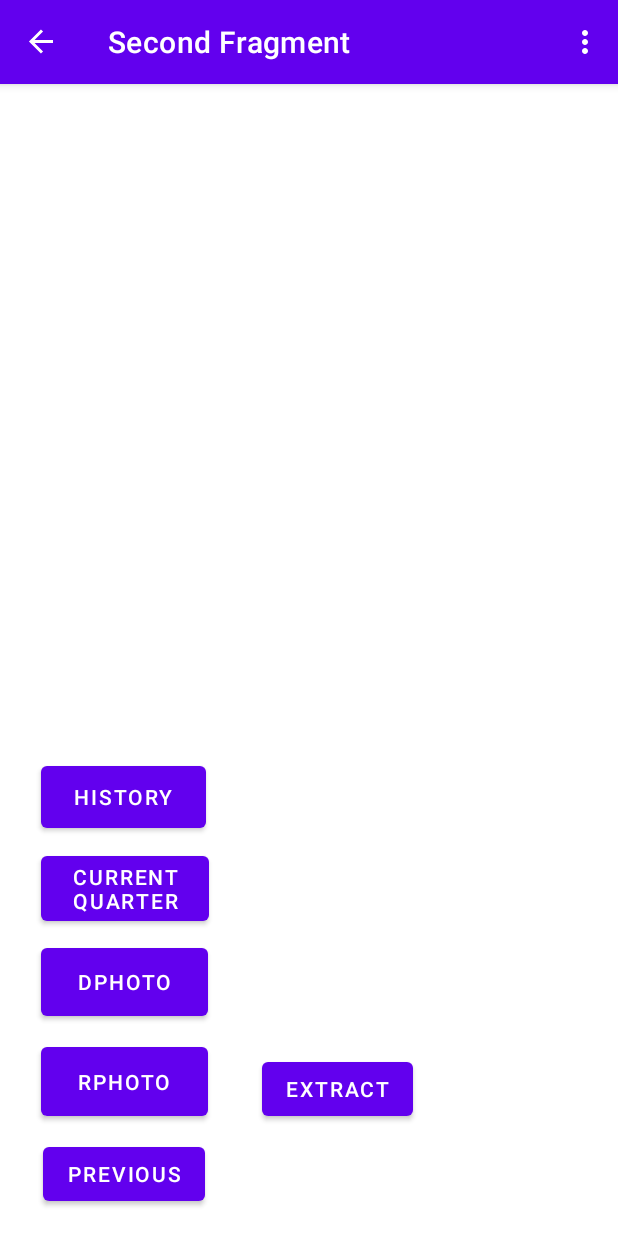
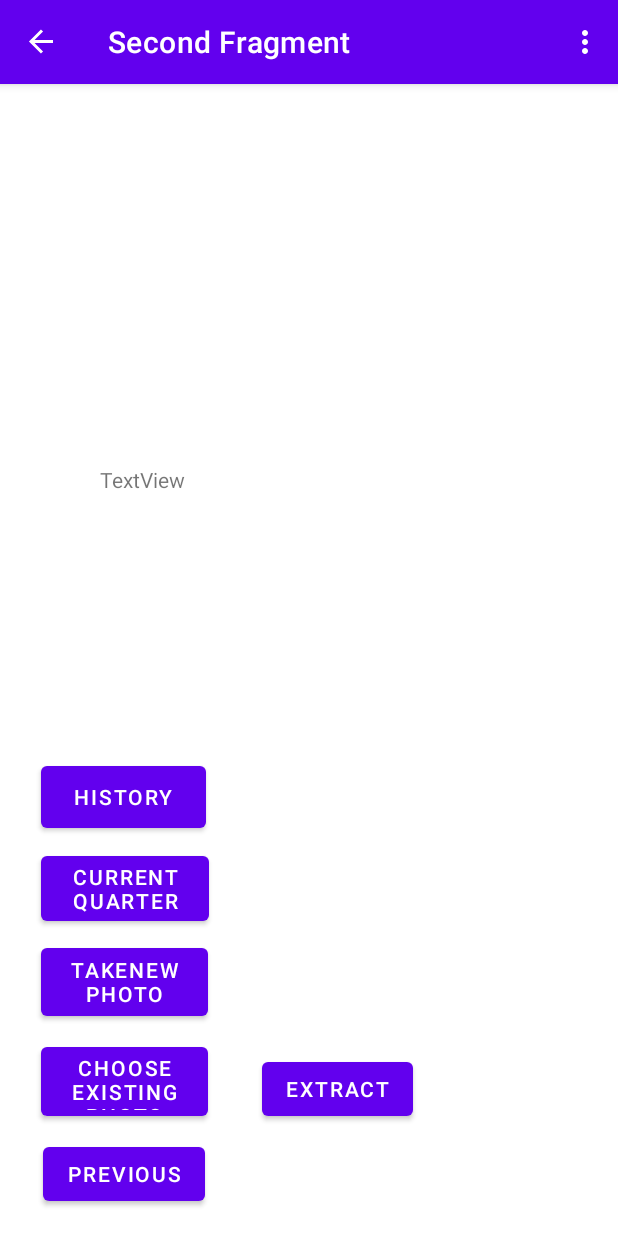
Before and after one commit to BrandonTCozart/receipt, an Android app: the SecondFragment screen opened through its navigation route, after a tap on "EXTRACT", on a phone screen of 412 x 824 dp. Run offline under Robolectric (Android 15) with nearby library versions, the phone set to English and light mode, and no system bars; our stand-ins replace navigation-ui; libraries missing offline, so code that uses them is left out: com.google.mlkit.vision; 2 statements that could not run were skipped.

Commit message:
Progress
This version can get an image from the gallery and extract the text from it.

```diff
--- a/app/src/main/AndroidManifest.xml
+++ b/app/src/main/AndroidManifest.xml
@@ -2,6 +2,9 @@
 <manifest xmlns:android="http://schemas.android.com/apk/res/android"
     xmlns:tools="http://schemas.android.com/tools"
     package="com.example.iftaproject">
+    <uses-permission android:name="android.permission.INTERNET"/>
+    <uses-permission android:name="android.permission.CAMERA"/>
+
 
     <application
         android:allowBackup="true"
@@ -11,6 +14,7 @@
         android:label="@string/app_name"
         android:roundIcon="@mipmap/ic_launcher_round"
         android:supportsRtl="true"
+        android:usesCleartextTraffic="true"
         android:theme="@style/Theme.IftaProject"
         tools:targetApi="31">
         <activity
--- a/app/src/main/java/com/example/iftaproject/SecondFragment.java
+++ b/app/src/main/java/com/example/iftaproject/SecondFragment.java
@@ -1,25 +1,46 @@
 package com.example.iftaproject;
 
+import android.Manifest;
+import android.content.Intent;
+import android.content.pm.PackageManager;
+import android.graphics.Bitmap;
+import android.net.Uri;
 import android.os.Bundle;
+import android.provider.MediaStore;
 import android.view.LayoutInflater;
 import android.view.View;
 import android.view.ViewGroup;
 import android.widget.ImageView;
 
+import androidx.activity.result.ActivityResultCallback;
+import androidx.activity.result.ActivityResultLauncher;
+import androidx.activity.result.contract.ActivityResultContracts;
 import androidx.annotation.NonNull;
 import androidx.annotation.Nullable;
+import androidx.core.app.ActivityCompat;
+import androidx.core.content.ContextCompat;
 import androidx.fragment.app.Fragment;
 import androidx.navigation.fragment.NavHostFragment;
 
 import com.example.iftaproject.databinding.FragmentSecondBinding;
+import com.google.android.gms.tasks.OnFailureListener;
+import com.google.android.gms.tasks.OnSuccessListener;
+import com.google.android.gms.tasks.Task;
 import com.google.mlkit.vision.common.InputImage;
+import com.google.mlkit.vision.text.Text;
 import com.google.mlkit.vision.text.TextRecognition;
 import com.google.mlkit.vision.text.TextRecognizer;
 import com.google.mlkit.vision.text.latin.TextRecognizerOptions;
 
+import java.io.IOException;
+
 public class SecondFragment extends Fragment {
 
     private FragmentSecondBinding binding;
+
+    String uriString = "";
+    TextRecognizer recognizer = TextRecognition.getClient(TextRecognizerOptions.DEFAULT_OPTIONS);
+
 
 
 
@@ -27,8 +48,8 @@ public class SecondFragment extends Fragment {
     public View onCreateView(
             LayoutInflater inflater, ViewGroup container,Bundle savedInstanceState) {
 
-        TextRecognizer recognizer = TextRecognition.getClient(TextRecognizerOptions.DEFAULT_OPTIONS);
-        InputImage image;
+        //TextRecognizer recognizer = TextRecognition.getClient(TextRecognizerOptions.DEFAULT_OPTIONS);
+
 
         binding = FragmentSecondBinding.inflate(inflater, container, false);
         return binding.getRoot();
@@ -38,10 +59,35 @@ public class SecondFragment extends Fragment {
     public void onViewCreated(@NonNull View view, Bundle savedInstanceState) {
         super.onViewCreated(view, savedInstanceState);
 
+        if(ContextCompat.checkSelfPermission(getContext(), Manifest.permission.CAMERA) != PackageManager.PERMISSION_GRANTED){
+            ActivityCompat.requestPermissions(getActivity(), new String[]{
+                    Manifest.permission.CAMERA
+            },
+                    100);
+
+        }
+
+        binding.ReceiptButton.setOnClickListener(new View.OnClickListener() {
+            @Override
+            public void onClick(View view) {
+                mGetContent.launch("image/*");
+            }
+        });
+
+        binding.Tphoto.setOnClickListener(new View.OnClickListener() {
+            @Override
+            public void onClick(View view) {
+                Intent intent =  new Intent(MediaStore.ACTION_IMAGE_CAPTURE);
+                startActivityForResult(intent, 100); //Check
+
+            }
+        });
+
         binding.buttonExtract.setOnClickListener(new View.OnClickListener() {
             @Override
             public void onClick(View view) {
-
+                Uri uri = Uri.parse(uriString); // This captures the string of the image
+                _extractTextFromUri(uri); // Uses method defined below to extract data using the ML KIT.
             }
         });
 
@@ -60,7 +106,54 @@ public class SecondFragment extends Fragment {
                         .navigate(R.id.action_SecondFragment_to_currentQuarterFragment);
             }
         });
+
     }
+
+    @Override
+    public void onActivityResult(int requestCode, int resultCode, @Nullable Intent data) {
+        if(requestCode == 100){
+            Bitmap captureImage = (Bitmap) data.getExtras().get("data");
+            binding.imageViewReceipt.setImageBitmap(captureImage);
+            //binding.imageViewReceipt.setImageURI(data.getData());
+            //uriString = data.getData().toString();
+        }
+    }
+
+    public void _extractTextFromUri(Uri _uri){
+        try{
+            InputImage image = InputImage.fromFilePath(getContext(), _uri);
+            //InputImage image = InputImage.fromBitmap(captureImage, 0);
+            Task<Text> result =
+                    recognizer.process(image)
+                            .addOnSuccessListener(new OnSuccessListener<Text>() {
+                                @Override
+                                public void onSuccess(Text visionText) {
+                                    binding.textViewTextResults.setText(visionText.getText());
+                                }
+                            })
+                            .addOnFailureListener(new OnFailureListener() {
+                                        @Override
+                                        public void onFailure(@NonNull Exception e) {
+
+                                        }
+                                    });
+        } catch (IOException e){
+            e.printStackTrace();
+        }
+
+    }
+
+
+
+    ActivityResultLauncher<String> mGetContent = registerForActivityResult(
+            new ActivityResultContracts.GetContent(),
+            new ActivityResultCallback<Uri>() {
+                @Override
+                public void onActivityResult(Uri result) {
+                    binding.imageViewReceipt.setImageURI(result);
+                    uriString = result.toString();
+                }
+            });
 
     @Override
     public void onDestroyView() {
--- a/app/src/main/res/layout/fragment_second.xml
+++ b/app/src/main/res/layout/fragment_second.xml
@@ -22,7 +22,7 @@
         android:id="@+id/ReceiptButton"
         android:layout_width="111dp"
         android:layout_height="58dp"
-        android:text="Rphoto"
+        android:text="Choose Existing Photo"
         app:layout_constraintBottom_toBottomOf="parent"
         app:layout_constraintEnd_toEndOf="parent"
         app:layout_constraintHorizontal_bias="0.091"
@@ -31,10 +31,10 @@
         app:layout_constraintVertical_bias="0.896" />
 
     <Button
-        android:id="@+id/Dphoto"
+        android:id="@+id/Tphoto"
         android:layout_width="111dp"
         android:layout_height="57dp"
-        android:text="Dphoto"
+        android:text="TakeNewPhoto"
         app:layout_constraintBottom_toBottomOf="parent"
         app:layout_constraintEnd_toEndOf="parent"
         app:layout_constraintHorizontal_bias="0.091"
@@ -89,4 +89,15 @@
         app:layout_constraintStart_toStartOf="parent"
         app:layout_constraintTop_toTopOf="parent"
         app:layout_constraintVertical_bias="0.897" />
+
+    <TextView
+        android:id="@+id/textViewTextResults"
+        android:layout_width="279dp"
+        android:layout_height="93dp"
+        android:text="TextView"
+        app:layout_constraintBottom_toBottomOf="parent"
+        app:layout_constraintEnd_toEndOf="parent"
+        app:layout_constraintStart_toStartOf="parent"
+        app:layout_constraintTop_toTopOf="parent"
+        app:layout_constraintVertical_bias="0.376" />
 </androidx.constraintlayout.widget.ConstraintLayout>
```
